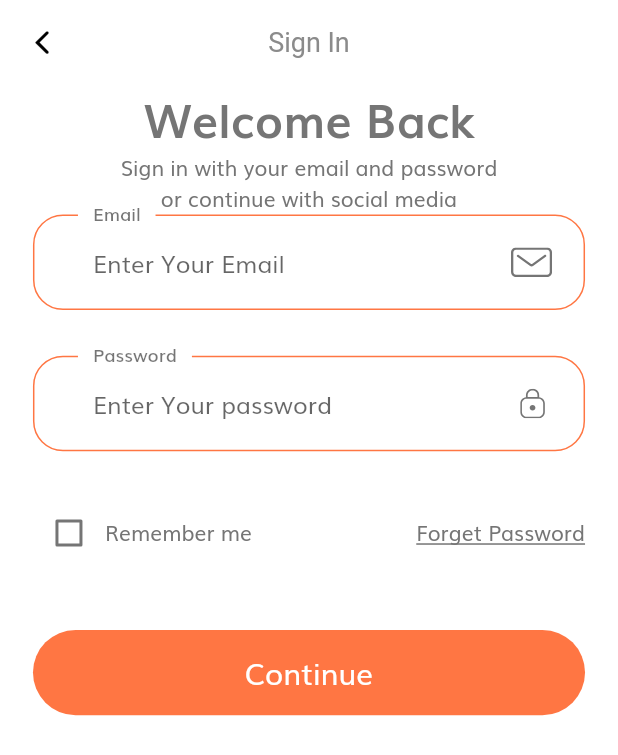
After one commit to sahil0727/complete_e_commerce_app, a Flutter app: the screen it shows after launch, after a tap on "Continue", on a phone screen of 412 x 824 dp. The commit adds this screen. Shown: the top 755 px of the screen. Run offline on Flutter 3.47's test engine with Material 2 defaults, Android fonts, the phone set to English and light mode, and no system bars; our stand-ins replace flutter_svg.

Commit message:
signIN screen-partial

```diff
--- /dev/null
+++ b/lib/components/custom_suffix_icon.dart
@@ -0,0 +1,28 @@
+import 'package:flutter/material.dart';
+import 'package:flutter_svg/svg.dart';
+
+import '../size_config.dart';
+
+class CustomSuffixIcon extends StatelessWidget {
+  final String svgIcon;
+  const CustomSuffixIcon({
+    Key? key,
+    required this.svgIcon,
+  }) : super(key: key);
+
+  @override
+  Widget build(BuildContext context) {
+    return Padding(
+      padding: EdgeInsets.fromLTRB(
+        0,
+        getProportionateScreenWidth(20),
+        getProportionateScreenWidth(20),
+        getProportionateScreenWidth(20),
+      ),
+      child: SvgPicture.asset(
+        svgIcon,
+        height: getProportionateScreenWidth(18),
+      ),
+    );
+  }
+}
--- a/lib/components/default_button.dart
+++ b/lib/components/default_button.dart
@@ -24,7 +24,7 @@ class DefaultButton extends StatelessWidget {
             const StadiumBorder(),
           ),
         ),
-        onPressed: press(),
+        onPressed: () => press(),
         child: Text(
           text,
           style: TextStyle(
--- /dev/null
+++ b/lib/components/form_error.dart
@@ -0,0 +1,36 @@
+import 'package:flutter/material.dart';
+import 'package:flutter_svg/svg.dart';
+
+import '../size_config.dart';
+
+class FormError extends StatelessWidget {
+  const FormError({
+    Key? key,
+    required this.erorrs,
+  }) : super(key: key);
+
+  final List<String> erorrs;
+
+  @override
+  Widget build(BuildContext context) {
+    return Column(
+      children: List.generate(
+        erorrs.length,
+        (index) => fromErrorText(erorr: erorrs[index]),
+      ),
+    );
+  }
+
+  Row fromErrorText({required String erorr}) {
+    return Row(
+      children: [
+        SvgPicture.asset(
+          'assets/icons/Error.svg',
+          width: getProportionateScreenWidth(14),
+          height: getProportionateScreenWidth(14),
+        ),
+        Text(erorr),
+      ],
+    );
+  }
+}
--- a/lib/constants.dart
+++ b/lib/constants.dart
@@ -14,3 +14,13 @@ const kPrimaryGradientColor = LinearGradient(
 const kSecondaryColor = Color(0xFF979797);
 const kTextColor = Color(0xff757575);
 const kAnimationDuration = Duration(milliseconds: 250);
+
+// form Error
+
+final RegExp emailValidatorRegExp =
+    RegExp(r"^[a-zA-Z0-9]+@[a-zA-z0-9]+\.[a-zA-z0-9]");
+const String kEmailNullError = "Please Enter your email";
+const String kInvalidEmailError = "Please Enter Valid Email";
+const String kPassNullError = "Please Enter your password";
+const String kShortPassError = "Password is too short";
+const String kMatchPassError = "Passwords don't match";
--- a/lib/main.dart
+++ b/lib/main.dart
@@ -1,6 +1,6 @@
-import 'package:complete_e_commerce_app/constants.dart';
 import 'package:complete_e_commerce_app/routs.dart';
 import 'package:complete_e_commerce_app/screens/splash/splash_screen.dart';
+import 'package:complete_e_commerce_app/theme.dart';
 import 'package:flutter/material.dart';
 
 void main() {
@@ -16,18 +16,28 @@ class MyApp extends StatelessWidget {
     return MaterialApp(
       debugShowCheckedModeBanner: false,
       title: 'Xyron',
-      theme: ThemeData(
-        scaffoldBackgroundColor: Colors.white,
-        fontFamily: 'Muli',
-        textTheme: const TextTheme(
-          bodyText1: TextStyle(color: kTextColor),
-          bodyText2: TextStyle(color: kTextColor),
-        ),
-        visualDensity: VisualDensity.adaptivePlatformDensity,
-      ),
+      theme: theme(),
       // home: const SplashScreen(),
       initialRoute: SplashScreen.routeName,
       routes: routes,
+
+      /* beloved code is used for navigate as cupertinoRoute  also
+       we don't need routes: routes as above mention
+       */
+
+      // onGenerateRoute: (RouteSettings settings) {
+      //   switch (settings.name) {
+      //     case '/splash': /* SplashScreen.routeName */
+      //       return CupertinoPageRoute(
+      //           builder: (_) => const SplashScreen(), settings: settings);
+      //     case SignInScreen.routeName:
+      //       return CupertinoPageRoute(
+      //           builder: (_) => const SignInScreen(), settings: settings);
+      //     default:
+      //       return CupertinoPageRoute(
+      //           builder: (_) => const SplashScreen(), settings: settings);
+      //   }
+      // },
     );
   }
 }
--- a/lib/routs.dart
+++ b/lib/routs.dart
@@ -1,3 +1,4 @@
+import 'package:complete_e_commerce_app/screens/sign_in/sign_in_screen.dart';
 import 'package:complete_e_commerce_app/screens/splash/splash_screen.dart';
 import 'package:flutter/widgets.dart';
 
@@ -6,4 +7,5 @@ import 'package:flutter/widgets.dart';
 
 final Map<String, WidgetBuilder> routes = {
   SplashScreen.routeName: (context) => const SplashScreen(),
+  SignInScreen.routeName: (context) => const SignInScreen(),
 };
--- /dev/null
+++ b/lib/screens/sign_in/components/sign_form.dart
@@ -0,0 +1,146 @@
+import 'package:flutter/material.dart';
+
+import '../../../components/custom_suffix_icon.dart';
+import '../../../components/default_button.dart';
+import '../../../components/form_error.dart';
+import '../../../constants.dart';
+import '../../../size_config.dart';
+
+class SignForm extends StatefulWidget {
+  const SignForm({Key? key}) : super(key: key);
+
+  @override
+  State<SignForm> createState() => _SignFormState();
+}
+
+class _SignFormState extends State<SignForm> {
+  final _formKey = GlobalKey<FormState>();
+  late List<String> erorrs = [];
+  late String email, password;
+  bool remember = false;
+  @override
+  Widget build(BuildContext context) {
+    return Form(
+      key: _formKey,
+      child: Column(
+        children: <Widget>[
+          buildEmailFormField(),
+          SizedBox(height: getProportionateScreenHeight(30)),
+          buildPasswordFormField(),
+          SizedBox(height: getProportionateScreenHeight(30)),
+          Row(
+            children: [
+              Checkbox(
+                value: remember,
+                activeColor: kPrimaryColor,
+                onChanged: (value) {
+                  setState(() {
+                    remember = value!;
+                    // log('$remember');
+                  });
+                },
+              ),
+              const Text('Remember me'),
+              const Spacer(),
+              const Text(
+                'Forget Password',
+                style: TextStyle(decoration: TextDecoration.underline),
+              )
+            ],
+          ),
+          SizedBox(height: getProportionateScreenHeight(20)),
+          FormError(erorrs: erorrs),
+          SizedBox(height: getProportionateScreenHeight(20)),
+          DefaultButton(
+            text: 'Continue',
+            press: () {
+              if (_formKey.currentState!.validate()) {
+                _formKey.currentState!.save();
+              }
+            },
+          )
+        ],
+      ),
+    );
+  }
+
+  TextFormField buildPasswordFormField() {
+    return TextFormField(
+      onSaved: (newValue) => password = newValue!,
+      onChanged: (value) {
+        if ((value.isNotEmpty) && erorrs.contains(kPassNullError)) {
+          setState(() {
+            erorrs.remove(kPassNullError);
+          });
+        } else if (value.length >= 8 && erorrs.contains(kShortPassError)) {
+          setState(() {
+            erorrs.remove(kShortPassError);
+          });
+        }
+      },
+      validator: (value) {
+        if ((value == null || value.isEmpty) &&
+            !erorrs.contains(kPassNullError)) {
+          setState(() {
+            erorrs.add(kPassNullError);
+          });
+        } else if (value!.length < 8 && !erorrs.contains(kShortPassError)) {
+          setState(() {
+            erorrs.add(kShortPassError);
+          });
+        }
+        return null;
+      },
+      obscureText: true,
+      decoration: const InputDecoration(
+        hintText: 'Enter Your password',
+        labelText: 'Password',
+        floatingLabelBehavior: FloatingLabelBehavior.always,
+        suffixIcon: CustomSuffixIcon(
+          svgIcon: 'assets/icons/Lock.svg',
+        ),
+      ),
+    );
+  }
+
+  TextFormField buildEmailFormField() {
+    return TextFormField(
+      onSaved: (newValue) => email = newValue!,
+      onChanged: (value) {
+        if (value.isNotEmpty && erorrs.contains(kEmailNullError)) {
+          setState(() {
+            erorrs.remove(kEmailNullError);
+          });
+        } else if (emailValidatorRegExp.hasMatch(value) &&
+            erorrs.contains(kInvalidEmailError)) {
+          setState(() {
+            erorrs.remove(kInvalidEmailError);
+          });
+        }
+      },
+      validator: (value) {
+        if ((value == null || value.isEmpty) &&
+            !erorrs.contains(kEmailNullError)) {
+          setState(() {
+            erorrs.add(kEmailNullError);
+          });
+        } else if (!emailValidatorRegExp.hasMatch(value!) &&
+            !erorrs.contains(kInvalidEmailError)) {
+          setState(() {
+            erorrs.add(kInvalidEmailError);
+          });
+        }
+        return null;
+      },
+      keyboardType: TextInputType.emailAddress,
+      decoration: const InputDecoration(
+        floatingLabelBehavior: FloatingLabelBehavior.always,
+        hintText: 'Enter Your Email',
+        labelText: 'Email',
+        suffixIcon: CustomSuffixIcon(
+          svgIcon: 'assets/icons/Mail.svg',
+        ),
+      ),
+    );
+  }
+}
--- /dev/null
+++ b/lib/screens/sign_in/components/sign_in_body.dart
@@ -0,0 +1,36 @@
+import 'package:complete_e_commerce_app/screens/sign_in/components/sign_form.dart';
+import 'package:complete_e_commerce_app/size_config.dart';
+import 'package:flutter/material.dart';
+
+class SignInBody extends StatelessWidget {
+  const SignInBody({Key? key}) : super(key: key);
+
+  @override
+  Widget build(BuildContext context) {
+    return SafeArea(
+      child: SizedBox(
+        width: double.infinity,
+        child: Padding(
+          padding:
+              EdgeInsets.symmetric(horizontal: getProportionateScreenWidth(20)),
+          child: Column(
+            children: <Widget>[
+              Text(
+                'Welcome Back',
+                style: TextStyle(
+                  fontSize: getProportionateScreenWidth(28),
+                  fontWeight: FontWeight.bold,
+                ),
+              ),
+              const Text(
+                'Sign in with your email and password \nor continue with social media',
+                textAlign: TextAlign.center,
+              ),
+              const SignForm(),
+            ],
+          ),
+        ),
+      ),
+    );
+  }
+}
--- /dev/null
+++ b/lib/screens/sign_in/sign_in_screen.dart
@@ -0,0 +1,25 @@
+import 'package:complete_e_commerce_app/screens/sign_in/components/sign_in_body.dart';
+import 'package:flutter/cupertino.dart';
+import 'package:flutter/material.dart';
+
+class SignInScreen extends StatelessWidget {
+  static const String routeName = '/sign_in';
+  const SignInScreen({Key? key}) : super(key: key);
+
+  @override
+  Widget build(BuildContext context) {
+    return Scaffold(
+      appBar: AppBar(
+        centerTitle: true,
+        title: const Text('Sign In'),
+        leading: IconButton(
+          onPressed: () {
+            Navigator.pop(context);
+          },
+          icon: const Icon(CupertinoIcons.back),
+        ),
+      ),
+      body: const SignInBody(),
+    );
+  }
+}
--- a/lib/screens/splash/components/splash_screen_body.dart
+++ b/lib/screens/splash/components/splash_screen_body.dart
@@ -1,5 +1,7 @@
 import 'package:complete_e_commerce_app/constants.dart';
+import 'package:complete_e_commerce_app/screens/sign_in/sign_in_screen.dart';
 import 'package:complete_e_commerce_app/size_config.dart';
+import 'package:flutter/cupertino.dart';
 import '../../../components/default_button.dart';
 import '../components/splash_component.dart';
 import 'package:flutter/material.dart';
@@ -70,7 +72,9 @@ class _SplashScreenBodyState extends State<SplashScreenBody> {
                     const Spacer(flex: 3),
                     DefaultButton(
                       text: 'Continue',
-                      press: () {},
+                      press: () {
+                        Navigator.pushNamed(context, SignInScreen.routeName);
+                      },
                     ),
                     const Spacer(),
                   ],
--- a/lib/screens/splash/splash_screen.dart
+++ b/lib/screens/splash/splash_screen.dart
@@ -5,7 +5,7 @@ import 'components/splash_screen_body.dart';
 
 class SplashScreen extends StatelessWidget {
   const SplashScreen({Key? key}) : super(key: key);
-  static String routeName = '/splash';
+  static const String routeName = '/splash';
   @override
   Widget build(BuildContext context) {
     SizeConfig().init(context);
--- /dev/null
+++ b/lib/theme.dart
@@ -0,0 +1,52 @@
+import 'package:flutter/material.dart';
+import 'package:flutter/services.dart';
+import 'constants.dart';
+
+ThemeData theme() {
+  return ThemeData(
+    scaffoldBackgroundColor: Colors.white,
+    appBarTheme: appBarTheme(),
+    fontFamily: 'Muli',
+    textTheme: const TextTheme(
+      bodyText1: TextStyle(color: kTextColor),
+      bodyText2: TextStyle(color: kTextColor),
+    ),
+    inputDecorationTheme: inputDecorationTheme(),
+    visualDensity: VisualDensity.adaptivePlatformDensity,
+  );
+}
+
+InputDecorationTheme inputDecorationTheme() {
+  OutlineInputBorder outlineInputBorder = OutlineInputBorder(
+    borderRadius: BorderRadius.circular(20),
+    borderSide: const BorderSide(color: kPrimaryColor),
+    gapPadding: 10,
+  );
+  return InputDecorationTheme(
+    labelStyle: const TextStyle(
+      color: Colors.black54,
+      fontWeight: FontWeight.w600,
+    ),
+    contentPadding: const EdgeInsets.symmetric(horizontal: 40, vertical: 18),
+    enabledBorder: outlineInputBorder,
+    focusedBorder: outlineInputBorder,
+    border: outlineInputBorder,
+  );
+}
+
+AppBarTheme appBarTheme() {
+  return const AppBarTheme(
+    backgroundColor: Colors.white,
+    elevation: 0.0,
+    systemOverlayStyle: SystemUiOverlayStyle(
+      statusBarColor: Colors.transparent,
+    ),
+    iconTheme: IconThemeData(
+      color: Colors.black,
+    ),
+    titleTextStyle: TextStyle(
+      color: Color(0xff8b8b8b),
+      fontSize: 18,
+    ),
+  );
+}
```
